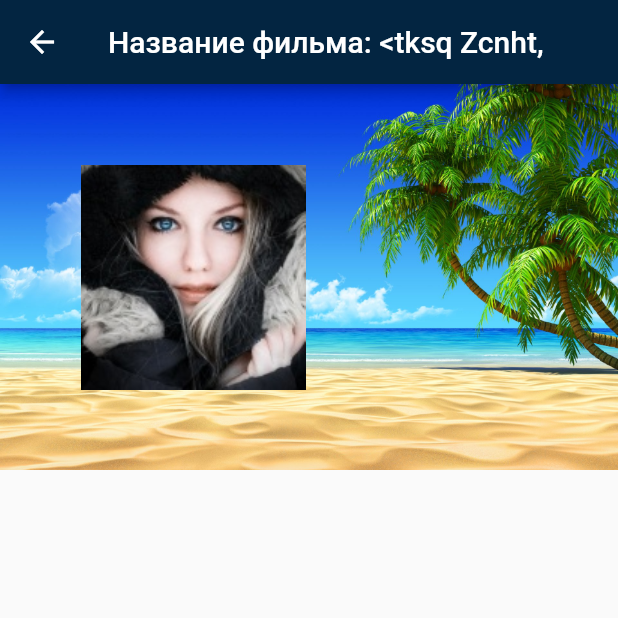
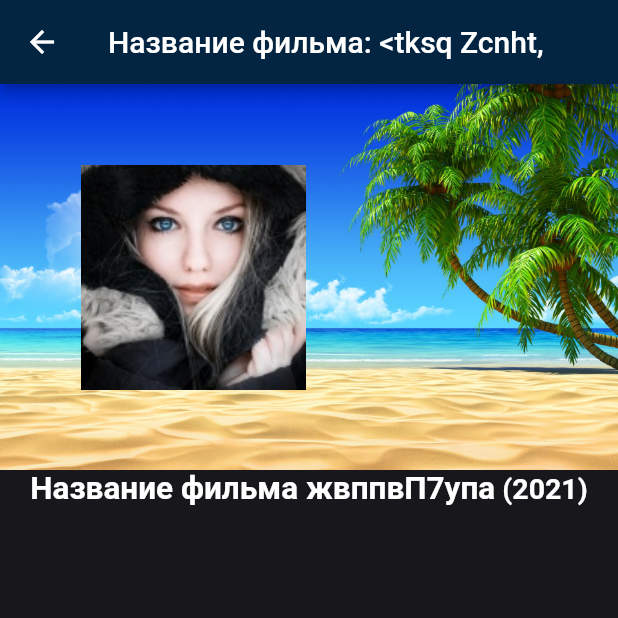
Before and after one commit to Wlad11/flutter, a Flutter app: the MoviDetailsWidget screen opened by its route, on a phone screen of 412 x 824 dp, the top half of it. Run offline on Flutter 3.47's test engine with Material 2 defaults, Android fonts, the phone set to English and light mode, and no system bars.

Commit message:
Добавил в movi_detals_widget в lisView цвет на всю страницу

```diff
--- a/lesson/lib/widgets/movi_details/movi_details_main_info_widget.dart
+++ b/lesson/lib/widgets/movi_details/movi_details_main_info_widget.dart
@@ -10,6 +10,7 @@ class MoviDetailsVainInfoWidget extends StatelessWidget {
     return Column(
       children: const [
         _TopPosterWidget(),
+        _MoviNameWidget(),
       ],
     );
   }
@@ -35,12 +36,20 @@ class _TopPosterWidget extends StatelessWidget {
 }
 
 class _MoviNameWidget extends StatelessWidget {
-  const _MoviNameWidget({ Key? key }) : super(key: key);
+  const _MoviNameWidget({Key? key}) : super(key: key);
 
   @override
   Widget build(BuildContext context) {
-    return Container(
-
+    return RichText(
+      maxLines: 3, //null,
+      text: const TextSpan(children: [
+        TextSpan(
+            text: 'Название фильма жвппвП7упа',
+            style: TextStyle(fontWeight: FontWeight.w600, fontSize: 21)),
+        TextSpan(
+            text: ' (2021)',
+            style: TextStyle(fontWeight: FontWeight.w600, fontSize: 19)),
+      ]),
     );
   }
 }
--- a/lesson/lib/widgets/movi_details/movi_details_widget.dart
+++ b/lesson/lib/widgets/movi_details/movi_details_widget.dart
@@ -14,10 +14,13 @@ class _MoviDetailsWidgetState extends State<MoviDetailsWidget> {
   Widget build(BuildContext context) {
     return Scaffold(
       appBar: AppBar(title: const Text('Название фильма: <tksq Zcnht,')),
-      body: ListView(
-        children: const [
-          MoviDetailsVainInfoWidget(),
-        ],
+      body: ColoredBox(
+        color: const Color.fromRGBO(24, 23, 27, 1.0),
+        child: ListView(
+          children: const [
+            MoviDetailsVainInfoWidget(),
+          ],
+        ),
       ),
     );
   }
```
